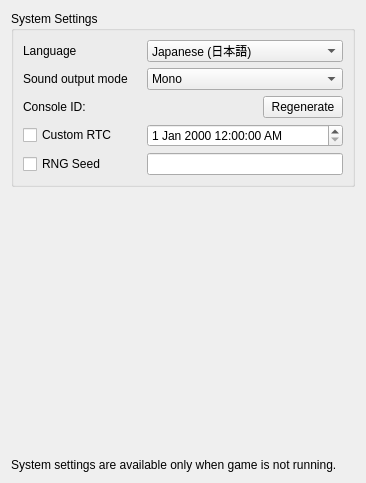
Above: src/yuzu/configuration/configure_system.ui from rorrim-rorrim/eden-alt before the change. Below: the same form after it.
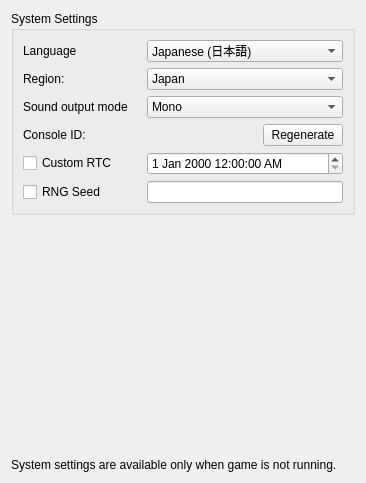
That is the form after the change.

Commit message: set: implement GetRegionCode

What changed in the file:
```diff
--- a/src/yuzu/configuration/configure_system.ui
+++ b/src/yuzu/configuration/configure_system.ui
@@ -22,14 +22,14 @@
         <string>System Settings</string>
        </property>
        <layout class="QGridLayout" name="gridLayout">
-        <item row="1" column="0">
+        <item row="2" column="0">
          <widget class="QLabel" name="label_sound">
           <property name="text">
            <string>Sound output mode</string>
           </property>
          </widget>
         </item>
-        <item row="2" column="0">
+        <item row="3" column="0">
          <widget class="QLabel" name="label_console_id">
           <property name="text">
            <string>Console ID:</string>
@@ -128,14 +128,60 @@
           </item>
          </widget>
         </item>
-        <item row="4" column="0">
+        <item row="1" column="0">
+         <widget class="QLabel" name="label_region">
+          <property name="text">
+           <string>Region:</string>
+          </property>
+         </widget>
+        </item>
+        <item row="1" column="1">
+         <widget class="QComboBox" name="combo_region">
+          <item>
+           <property name="text">
+            <string>Japan</string>
+           </property>
+          </item>
+          <item>
+           <property name="text">
+            <string>USA</string>
+           </property>
+          </item>
+          <item>
+           <property name="text">
+            <string>Europe</string>
+           </property>
+          </item>
+          <item>
+           <property name="text">
+            <string>Australia</string>
+           </property>
+          </item>
+          <item>
+           <property name="text">
+            <string>China</string>
+           </property>
+          </item>
+          <item>
+           <property name="text">
+            <string>Korea</string>
+           </property>
+          </item>
+          <item>
+           <property name="text">
+            <string>Taiwan</string>
+           </property>
+          </item>
+         </widget>
+        </item>
+        <item row="5" column="0">
          <widget class="QCheckBox" name="rng_seed_checkbox">
           <property name="text">
            <string>RNG Seed</string>
           </property>
          </widget>
         </item>
-        <item row="1" column="1">
+        <item row="2" column="1">
          <widget class="QComboBox" name="combo_sound">
           <item>
            <property name="text">
@@ -161,7 +207,7 @@
           </property>
          </widget>
         </item>
-        <item row="2" column="1">
+        <item row="3" column="1">
          <widget class="QPushButton" name="button_regenerate_console_id">
           <property name="sizePolicy">
            <sizepolicy hsizetype="Fixed" vsizetype="Fixed">
@@ -177,14 +223,14 @@
           </property>
          </widget>
         </item>
-        <item row="3" column="0">
+        <item row="4" column="0">
          <widget class="QCheckBox" name="custom_rtc_checkbox">
           <property name="text">
            <string>Custom RTC</string>
           </property>
          </widget>
         </item>
-        <item row="3" column="1">
+        <item row="4" column="1">
          <widget class="QDateTimeEdit" name="custom_rtc_edit">
           <property name="minimumDate">
            <date>
@@ -198,7 +244,7 @@
           </property>
          </widget>
         </item>
-        <item row="4" column="1">
+        <item row="5" column="1">
          <widget class="QLineEdit" name="rng_seed_edit">
           <property name="sizePolicy">
            <sizepolicy hsizetype="Minimum" vsizetype="Fixed">
```
The commit also changes 7 other files.
